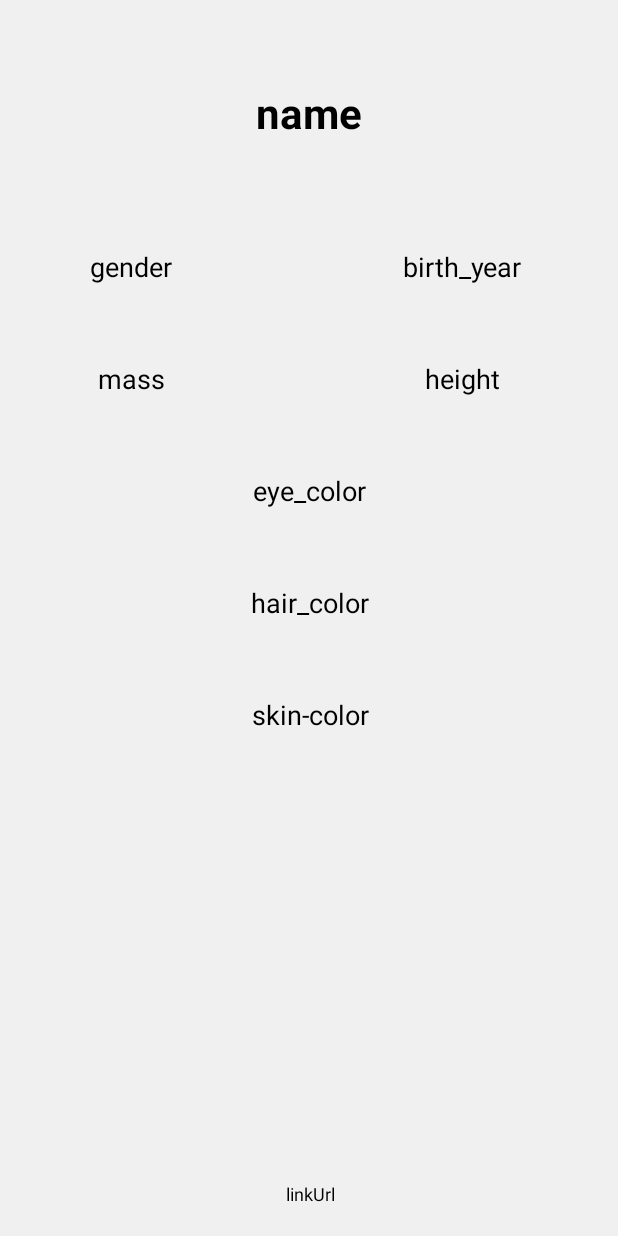
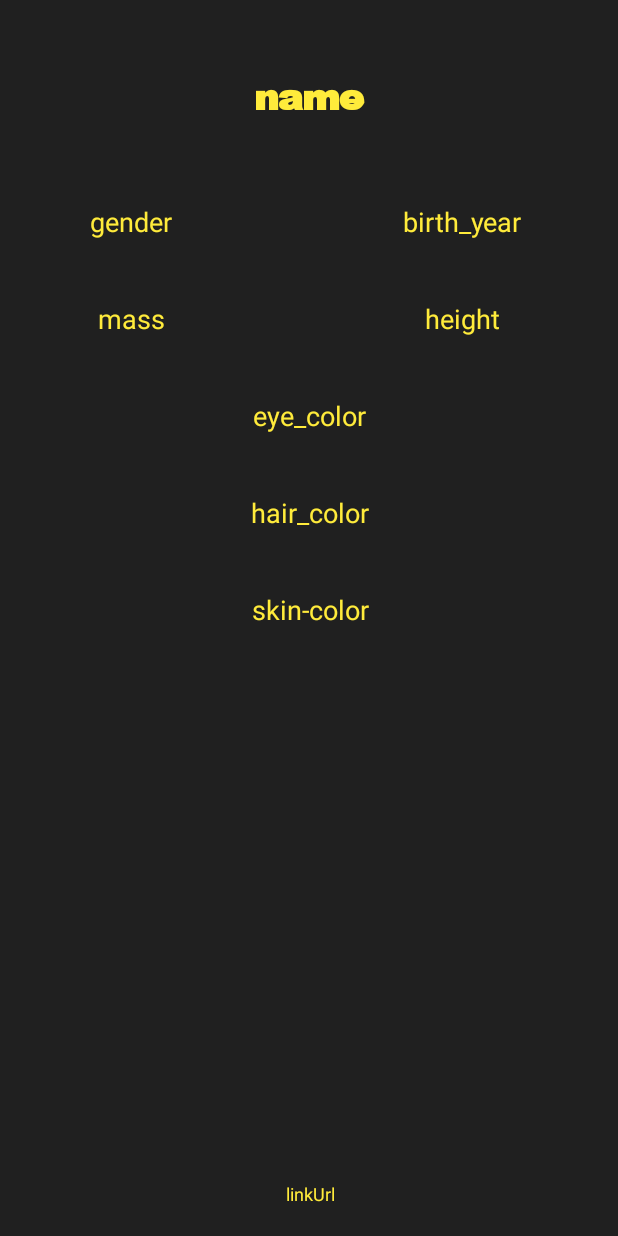
Before and after one commit to Lulb8/MyMovies, an Android app: the layout activity_main2.xml on its own in the app's theme, with its tools: preview values and no code run, on a phone screen of 412 x 824 dp. Run offline under Robolectric (Android 15) with nearby library versions, the phone set to English and light mode, and no system bars.

Commit message:
New design

```diff
--- a/app/src/main/java/android/lucie/mymovies/view/SplashScreenActivity.java
+++ b/app/src/main/java/android/lucie/mymovies/view/SplashScreenActivity.java
@@ -8,7 +8,7 @@ import android.os.Handler;
 
 public class SplashScreenActivity extends Activity {
 
-    private static int SPLASH_TIME_OUT = 1500;
+    private static int SPLASH_TIME_OUT = 1250;
 
     protected void onCreate (Bundle savedInstanceState) {
         super.onCreate(savedInstanceState);
--- a/app/src/main/res/layout/activity_main2.xml
+++ b/app/src/main/res/layout/activity_main2.xml
@@ -14,14 +14,15 @@
         android:layout_width="300sp"
         android:layout_height="50sp"
         android:layout_marginStart="8dp"
-        android:layout_marginTop="50sp"
+        android:layout_marginTop="40dp"
         android:layout_marginEnd="8dp"
         android:background="@color/textView_background"
+        android:fontFamily="@font/starwars"
         android:gravity="center_vertical|center_horizontal"
         android:text="@string/name"
         android:textAlignment="center"
         android:textColor="@color/colorAccent_activityMain2"
-        android:textSize="28sp"
+        android:textSize="25sp"
         android:textStyle="bold"
         app:layout_constraintEnd_toEndOf="parent"
         app:layout_constraintStart_toStartOf="parent"
@@ -31,7 +32,7 @@
         android:id="@+id/birth_year"
         android:layout_width="wrap_content"
         android:layout_height="wrap_content"
-        android:layout_marginTop="65sp"
+        android:layout_marginTop="45dp"
         android:layout_marginEnd="8dp"
         android:background="@color/textView_background"
         android:gravity="center_vertical|center_horizontal"
@@ -46,7 +47,7 @@
         android:id="@+id/eye_color"
         android:layout_width="wrap_content"
         android:layout_height="wrap_content"
-        android:layout_marginTop="50dp"
+        android:layout_marginTop="40dp"
         android:background="@color/textView_background"
         android:gravity="center_vertical|center_horizontal"
         android:text="@string/eye_color"
@@ -62,7 +63,7 @@
         android:layout_width="wrap_content"
         android:layout_height="wrap_content"
         android:layout_marginStart="4dp"
-        android:layout_marginTop="65dp"
+        android:layout_marginTop="45dp"
         android:background="@color/textView_background"
         android:gravity="center_vertical|center_horizontal"
         android:text="@string/gender"
@@ -76,7 +77,7 @@
         android:id="@+id/mass"
         android:layout_width="wrap_content"
         android:layout_height="wrap_content"
-        android:layout_marginTop="50dp"
+        android:layout_marginTop="40dp"
         android:background="@color/textView_background"
         android:gravity="center_vertical|center_horizontal"
         android:text="@string/mass"
@@ -91,7 +92,7 @@
         android:id="@+id/height"
         android:layout_width="wrap_content"
         android:layout_height="wrap_content"
-        android:layout_marginTop="50dp"
+        android:layout_marginTop="40dp"
         android:background="@color/textView_background"
         android:gravity="center_vertical|center_horizontal"
         android:text="@string/height"
@@ -106,7 +107,7 @@
         android:id="@+id/hair_color"
         android:layout_width="wrap_content"
         android:layout_height="wrap_content"
-        android:layout_marginTop="50dp"
+        android:layout_marginTop="40dp"
         android:background="@color/textView_background"
         android:gravity="center_vertical|center_horizontal"
         android:text="@string/hair_color"
@@ -122,7 +123,7 @@
         android:id="@+id/skin_color"
         android:layout_width="wrap_content"
         android:layout_height="wrap_content"
-        android:layout_marginTop="50dp"
+        android:layout_marginTop="40dp"
         android:background="@color/textView_background"
         android:gravity="center_vertical|center_horizontal"
         android:text="@string/skin_color"
--- a/app/src/main/res/layout/row_people.xml
+++ b/app/src/main/res/layout/row_people.xml
@@ -27,7 +27,8 @@
         android:text="Example application"
         android:textColor="@color/colorAccent"
         android:textSize="22sp"
-        android:textStyle="bold" />
+        android:textStyle="bold"
+        android:fontFamily="@font/starwars"/>
 
     <TextView
         android:id="@+id/gender"
@@ -41,6 +42,7 @@
         android:text="@string/gender"
         android:textColor="@color/colorAccent"
         android:textSize="15sp"
-        android:gravity="center_vertical|center_horizontal" />
+        android:gravity="center_vertical|center_horizontal"
+        android:fontFamily="@font/starwars" />
 
 </RelativeLayout>
--- a/app/src/main/res/values/colors.xml
+++ b/app/src/main/res/values/colors.xml
@@ -1,12 +1,12 @@
 <?xml version="1.0" encoding="utf-8"?>
 <resources>
-    <color name="colorPrimary">#000000</color>
-    <color name="colorPrimaryDark">#FFEB3B</color>
-    <color name="colorAccent">#000000</color>
-    <color name="row_background">#FFFFFF</color>
-    <color name="main_background">#F0F0F0</color>
-    <color name="textView_background">#F0F0F0</color>
-    <color name="background_activityMain2">#F0F0F0</color>
-    <color name="colorAccent_activityMain2">#000000</color>
+    <color name="colorPrimary">#202020</color>
+    <color name="colorPrimaryDark">#000000</color>
+    <color name="colorAccent">#FFEB3B</color>
+    <color name="row_background">#3D3D3D</color>
+    <color name="main_background">#202020</color>
+    <color name="textView_background">#202020</color>
+    <color name="background_activityMain2">#202020</color>
+    <color name="colorAccent_activityMain2">#FFEB3B</color>
 
 </resources>
```
Also changed, not shown: app/src/main/res/font/starwars.TTF (added).
